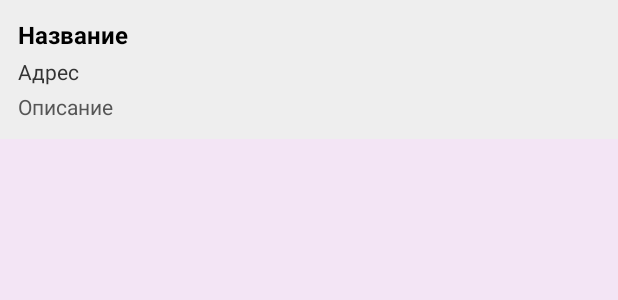
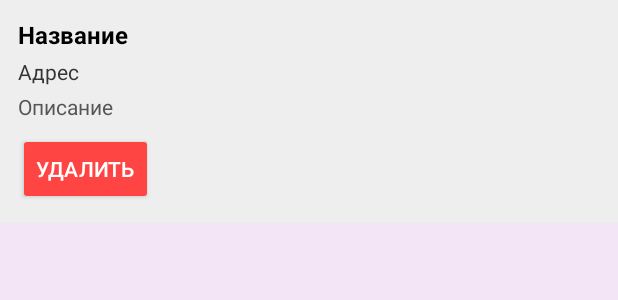
Before and after one commit to iluscho/PerformApp, an Android app: the layout item_object.xml on its own in the app's theme, with its tools: preview values and no code run, on a phone screen of 412 x 824 dp. Shown: the top 300 px of the screen. Run offline under Robolectric (Android 15) with nearby library versions, the phone set to English and light mode, and no system bars.

Commit message:
add delete button for objects list

```diff
--- a/app/src/main/res/layout/item_object.xml
+++ b/app/src/main/res/layout/item_object.xml
@@ -35,4 +35,13 @@
         android:textColor="#555555"
         android:maxLines="3"
         android:ellipsize="end" />
+
+    <Button
+        android:id="@+id/btnDelete"
+        android:layout_width="wrap_content"
+        android:layout_height="wrap_content"
+        android:text="Удалить"
+        android:layout_marginTop="8dp"
+        android:backgroundTint="#FF4444"
+        android:textColor="#FFFFFF" />
 </LinearLayout>
```
Also changed, not shown: app/src/main/java/com/example/performapp/ObjectAdapter.java (+16 -0 lines).
